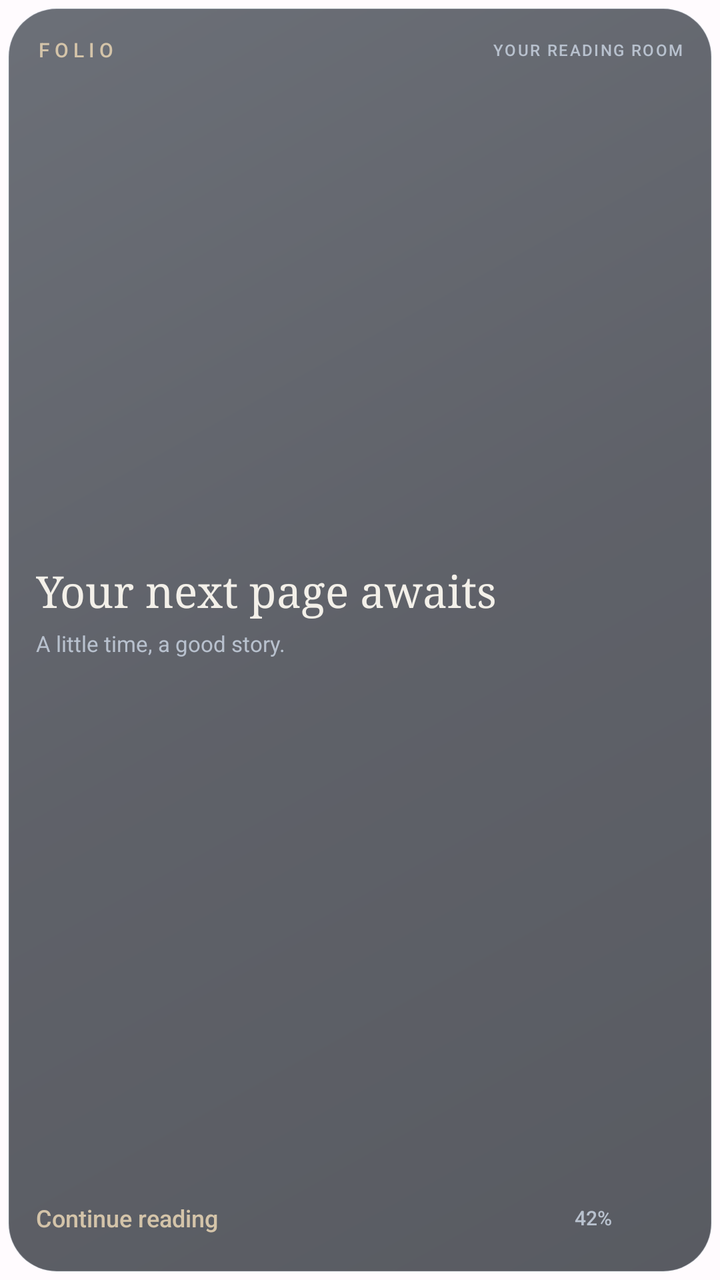
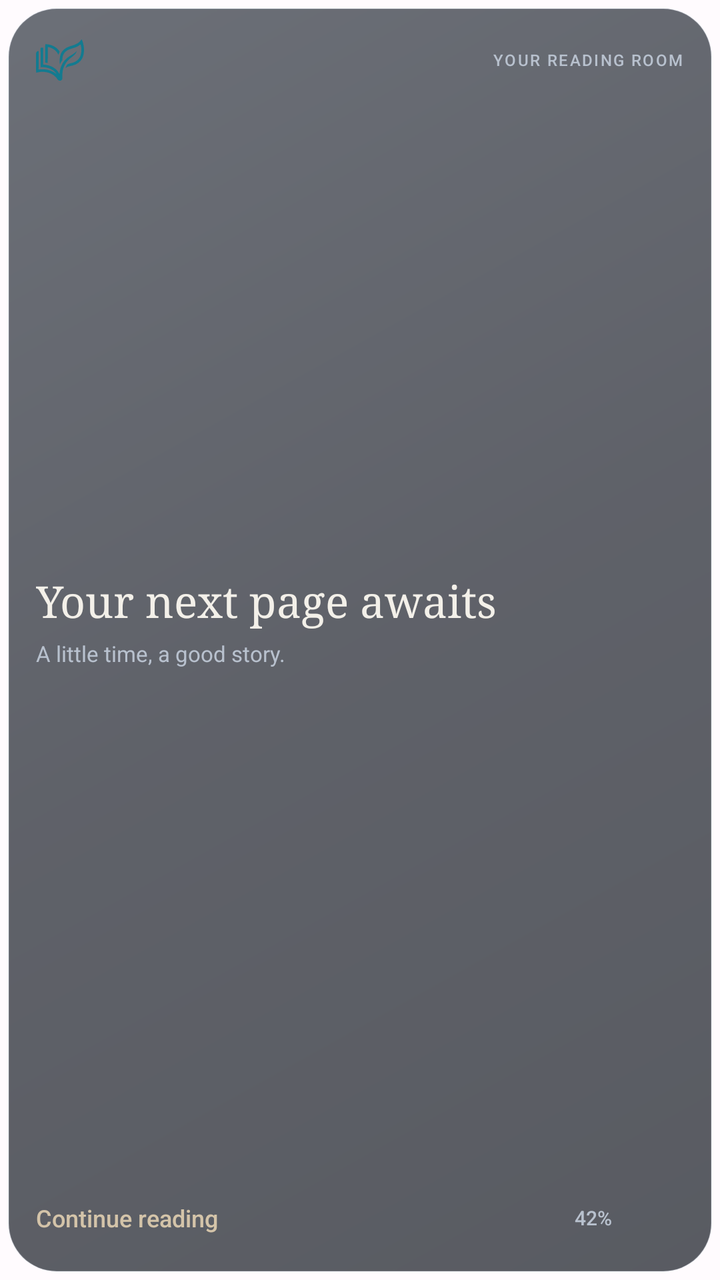

Compare the two renders of this Android layout. The source of the first and the diff that turns it into the second are given below.
<!-- AndroidManifest.xml: application theme Theme.Folio -->
<!-- res/layout/widget_continue_reading.xml -->
<FrameLayout xmlns:android="http://schemas.android.com/apk/res/android"
    android:id="@+id/widget_root" android:layout_width="match_parent" android:layout_height="match_parent"
    android:padding="4dp" android:background="@android:color/transparent">
    <ImageView android:id="@+id/widget_glass" android:layout_width="match_parent" android:layout_height="match_parent"
        android:background="@drawable/widget_glass_base" android:scaleType="fitXY" android:importantForAccessibility="no" />
    <LinearLayout android:layout_width="match_parent" android:layout_height="match_parent"
        android:padding="14dp" android:orientation="vertical">
        <LinearLayout android:layout_width="match_parent" android:layout_height="wrap_content"
            android:orientation="horizontal" android:gravity="center_vertical">
            <TextView android:id="@+id/widget_eyebrow" android:layout_width="0dp" android:layout_height="wrap_content"
                android:layout_weight="1" android:text="FOLIO" android:textSize="10sp" android:letterSpacing="0.24"
                android:textColor="#D4C4A9" android:fontFamily="sans-serif-medium" android:maxLines="1" />
            <TextView android:id="@+id/widget_format" android:layout_width="wrap_content" android:layout_height="wrap_content"
                android:text="YOUR READING ROOM" android:textSize="8sp" android:letterSpacing="0.1"
                android:textColor="#B8C1CE" android:fontFamily="sans-serif-medium" android:maxLines="1" />
        </LinearLayout>
        <LinearLayout android:layout_width="match_parent" android:layout_height="0dp" android:layout_weight="1"
            android:layout_marginTop="8dp" android:orientation="horizontal" android:gravity="center_vertical">
            <ImageView android:id="@+id/widget_cover" android:layout_width="68dp" android:layout_height="92dp"
                android:layout_marginEnd="14dp" android:scaleType="fitCenter" android:visibility="gone" android:importantForAccessibility="no" />
            <ImageView android:id="@+id/widget_cover_compact" android:layout_width="42dp" android:layout_height="62dp"
                android:layout_marginEnd="10dp" android:scaleType="fitCenter" android:visibility="gone" android:importantForAccessibility="no" />
            <LinearLayout android:layout_width="0dp" android:layout_height="wrap_content" android:layout_weight="1" android:orientation="vertical">
                <TextView android:id="@+id/widget_title" android:layout_width="match_parent" android:layout_height="wrap_content"
                    android:text="Your next page awaits" android:textColor="#F3F0E9" android:textSize="22sp"
                    android:fontFamily="serif" android:includeFontPadding="false" android:maxLines="2" android:ellipsize="end" />
                <TextView android:id="@+id/widget_subtitle" android:layout_width="match_parent" android:layout_height="wrap_content"
                    android:layout_marginTop="5dp" android:text="A little time, a good story." android:textColor="#B8C1CE"
                    android:textSize="11sp" android:maxLines="1" android:ellipsize="end" />
                <ImageView android:id="@+id/widget_progress" android:layout_width="match_parent" android:layout_height="6dp"
                    android:layout_marginTop="9dp" android:scaleType="fitXY" android:importantForAccessibility="no" />
            </LinearLayout>
        </LinearLayout>
        <LinearLayout android:layout_width="match_parent" android:layout_height="wrap_content" android:layout_marginTop="8dp"
            android:orientation="horizontal" android:gravity="center_vertical">
            <TextView android:id="@+id/widget_action" android:layout_width="0dp" android:layout_height="wrap_content"
                android:layout_weight="1" android:text="Continue reading" android:textSize="12sp" android:fontFamily="sans-serif-medium"
                android:textColor="#D4C4A9" android:maxLines="1" android:ellipsize="end" />
            <TextView android:id="@+id/widget_progress_label" android:layout_width="wrap_content" android:layout_height="wrap_content"
                android:layout_marginEnd="10dp" android:text="42%" android:textSize="10sp" android:fontFamily="sans-serif-medium"
                android:textColor="#B8C1CE" android:maxLines="1" />
            <ImageView android:id="@+id/widget_read_arrow" android:layout_width="26dp" android:layout_height="26dp"
                android:scaleType="fitCenter" android:importantForAccessibility="no" />
        </LinearLayout>
    </LinearLayout>
</FrameLayout>
<!-- resources referenced by this layout -->
<resources>
  <!-- drawable widget_glass_base (drawable) -->
  <shape xmlns:android="http://schemas.android.com/apk/res/android">
      <corners android:radius="24dp" />
      <gradient android:angle="315" android:startColor="#B32D343E" android:centerColor="#B31B2029" android:endColor="#B312171F" />
      <stroke android:width="0.75dp" android:color="#37CFD9E6" />
  </shape>
  <style name="Theme.Folio" parent="android:Theme.Material.NoActionBar">
          <item name="android:windowBackground">@color/background</item>
          <item name="android:statusBarColor">@android:color/transparent</item>
          <item name="android:navigationBarColor">@android:color/transparent</item>
          <item name="android:windowLightStatusBar">false</item>
      </style>
  <color name="background">#FFFBFE</color>
</resources>

<!-- the commit's change to res/layout/widget_continue_reading.xml (unified diff, before → after) -->
@@ -7,9 +7,13 @@
         android:padding="14dp" android:orientation="vertical">
         <LinearLayout android:layout_width="match_parent" android:layout_height="wrap_content"
             android:orientation="horizontal" android:gravity="center_vertical">
-            <TextView android:id="@+id/widget_eyebrow" android:layout_width="0dp" android:layout_height="wrap_content"
-                android:layout_weight="1" android:text="FOLIO" android:textSize="10sp" android:letterSpacing="0.24"
-                android:textColor="#D4C4A9" android:fontFamily="sans-serif-medium" android:maxLines="1" />
+            <LinearLayout android:layout_width="0dp" android:layout_height="wrap_content"
+                android:layout_weight="1" android:orientation="horizontal" android:gravity="center_vertical">
+                <ImageView android:id="@+id/widget_brand" android:layout_width="24dp" android:layout_height="24dp"
+                    android:src="@drawable/ic_folio_mark" android:contentDescription="Folio" />
+                <TextView android:id="@+id/widget_eyebrow" android:layout_width="wrap_content" android:layout_height="wrap_content"
+                    android:visibility="gone" />
+            </LinearLayout>
             <TextView android:id="@+id/widget_format" android:layout_width="wrap_content" android:layout_height="wrap_content"
                 android:text="YOUR READING ROOM" android:textSize="8sp" android:letterSpacing="0.1"
                 android:textColor="#B8C1CE" android:fontFamily="sans-serif-medium" android:maxLines="1" />
<!-- resource entries referenced after the edit -->
@@ -1,5 +1,6 @@
 <!-- resources referenced by this layout -->
 <resources>
+  <!-- drawable ic_folio_mark: vector/xml drawable (drawable, 2337 chars, omitted) -->
   <!-- drawable widget_glass_base (drawable) -->
   <shape xmlns:android="http://schemas.android.com/apk/res/android">
       <corners android:radius="24dp" />
